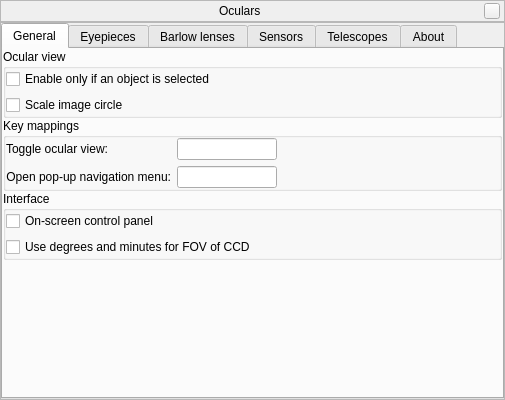
519984307/stellarium_src, file plugins/Oculars/src/gui/ocularDialog.ui: the form before one commit.
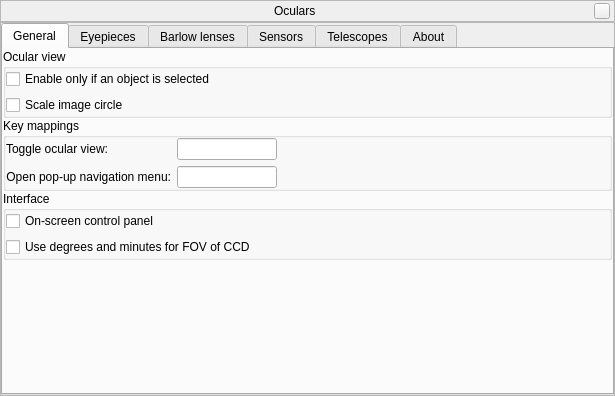
The form after the commit. Custom widgets are drawn as their Qt base class.

Commit message: update look of Oculars plugin

What changed in the file:
```diff
--- a/plugins/Oculars/src/gui/ocularDialog.ui
+++ b/plugins/Oculars/src/gui/ocularDialog.ui
@@ -6,8 +6,8 @@
    <rect>
     <x>0</x>
     <y>0</y>
-    <width>505</width>
-    <height>400</height>
+    <width>615</width>
+    <height>396</height>
    </rect>
   </property>
   <property name="sizePolicy">
@@ -16,12 +16,6 @@
     <verstretch>0</verstretch>
    </sizepolicy>
   </property>
-  <property name="minimumSize">
-   <size>
-    <width>300</width>
-    <height>400</height>
-   </size>
-  </property>
   <layout class="QVBoxLayout" name="verticalLayout_2">
    <property name="spacing">
     <number>0</number>
@@ -149,6 +143,9 @@
         <property name="currentIndex">
          <number>0</number>
         </property>
+        <property name="usesScrollButtons">
+         <bool>false</bool>
+        </property>
         <widget class="QWidget" name="General">
          <attribute name="title">
           <string>General</string>
```
The commit also changes 2 other files.
